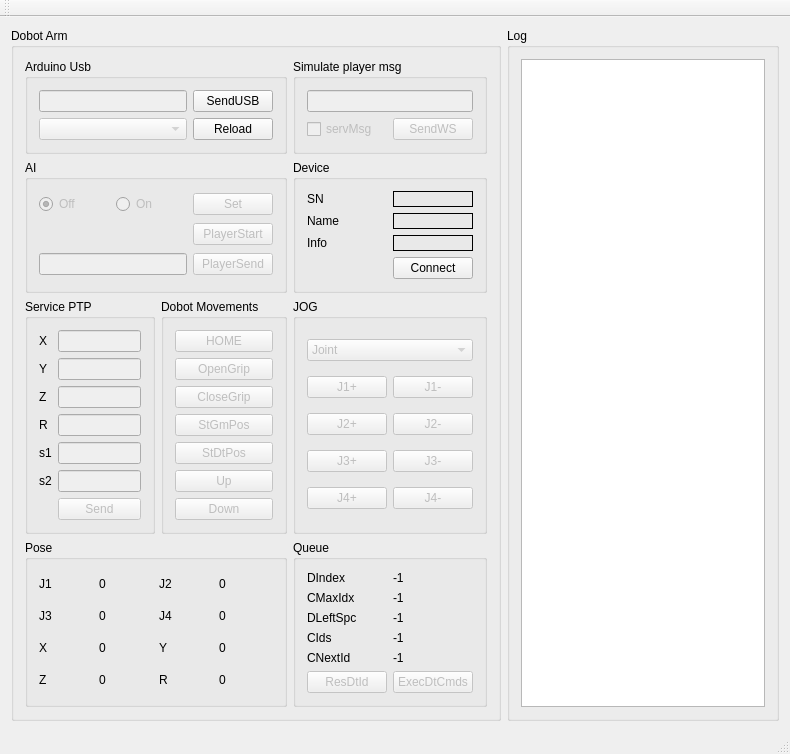
Old version of the form mainwindow.ui in the repository marianexyx/DobotChess.
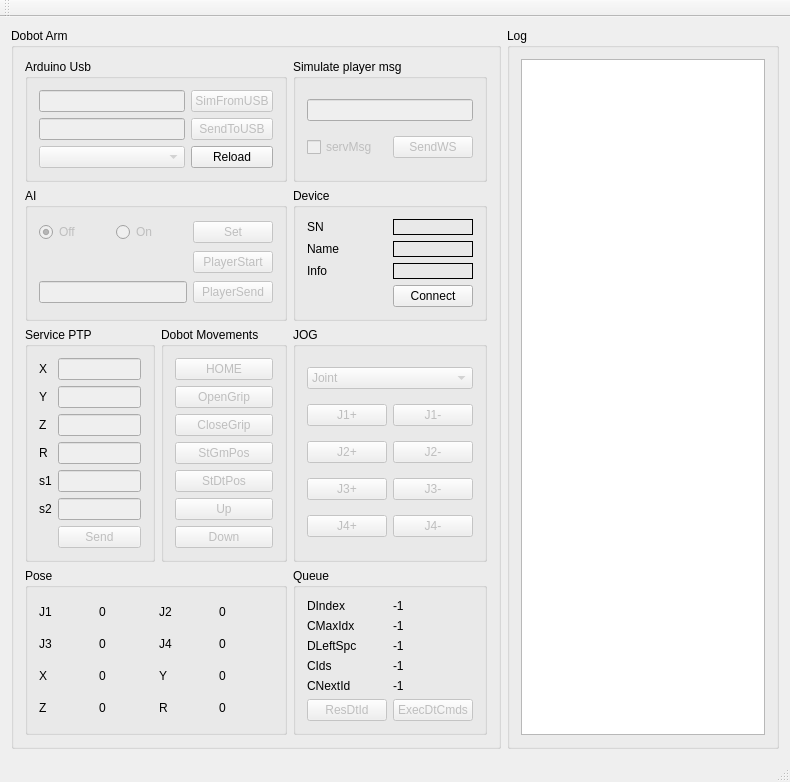
New version of the form.

Patch:
```diff
--- a/mainwindow.ui
+++ b/mainwindow.ui
@@ -230,31 +230,51 @@
           <string>Arduino Usb</string>
          </property>
          <layout class="QGridLayout" name="gridLayout_13">
-          <item row="1" column="0">
+          <item row="2" column="0">
            <widget class="QComboBox" name="portsComboBox">
             <property name="enabled">
              <bool>false</bool>
             </property>
            </widget>
           </item>
-          <item row="0" column="0">
-           <widget class="QLineEdit" name="usbCmdLine">
-            <property name="enabled">
-             <bool>false</bool>
-            </property>
-           </widget>
-          </item>
-          <item row="1" column="1">
+          <item row="2" column="1">
            <widget class="QPushButton" name="reloadPortsBtn">
             <property name="text">
              <string>Reload</string>
             </property>
            </widget>
           </item>
-          <item row="0" column="1">
+          <item row="1" column="0">
+           <widget class="QLineEdit" name="usbCmdLine">
+            <property name="enabled">
+             <bool>false</bool>
+            </property>
+           </widget>
+          </item>
+          <item row="1" column="1">
            <widget class="QPushButton" name="sendUsbBtn">
+            <property name="enabled">
+             <bool>false</bool>
+            </property>
             <property name="text">
-             <string>SendUSB</string>
+             <string>SendToUSB</string>
+            </property>
+           </widget>
+          </item>
+          <item row="0" column="1">
+           <widget class="QPushButton" name="SimulateFromUsbBtn">
+            <property name="enabled">
+             <bool>false</bool>
+            </property>
+            <property name="text">
+             <string>SimFromUSB</string>
+            </property>
+           </widget>
+          </item>
+          <item row="0" column="0">
+           <widget class="QLineEdit" name="SimulateFromUsbLineEdit">
+            <property name="enabled">
+             <bool>false</bool>
             </property>
            </widget>
           </item>
```
Left out of the diff: 68 changed lines with no effect on the pictures.
